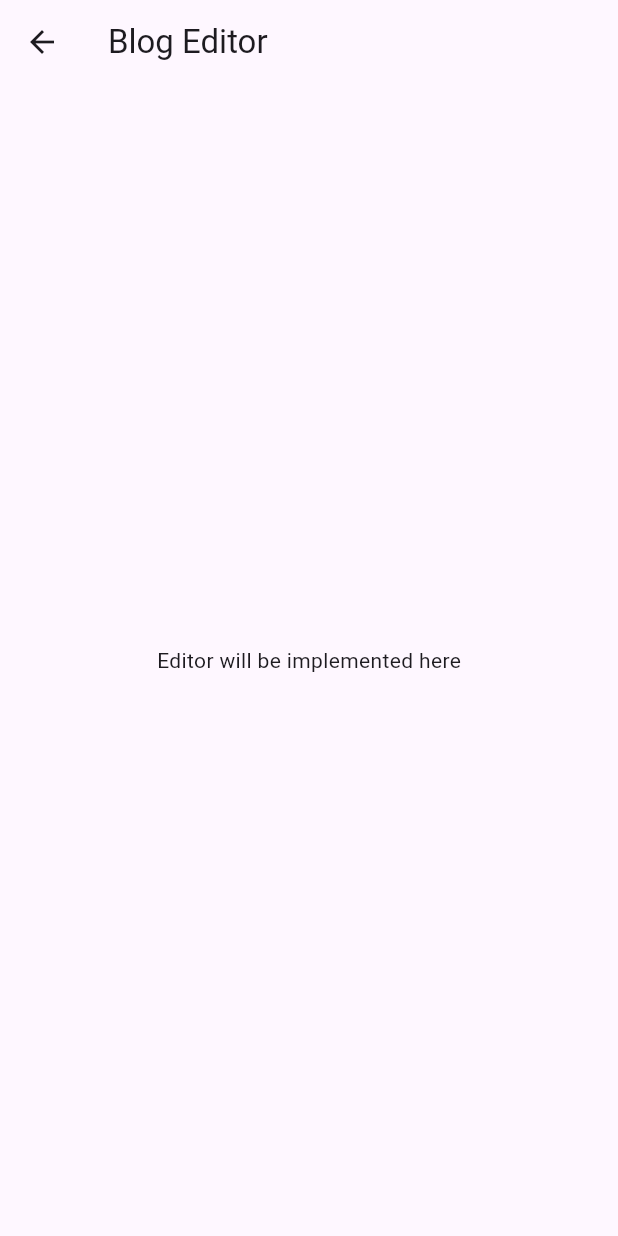
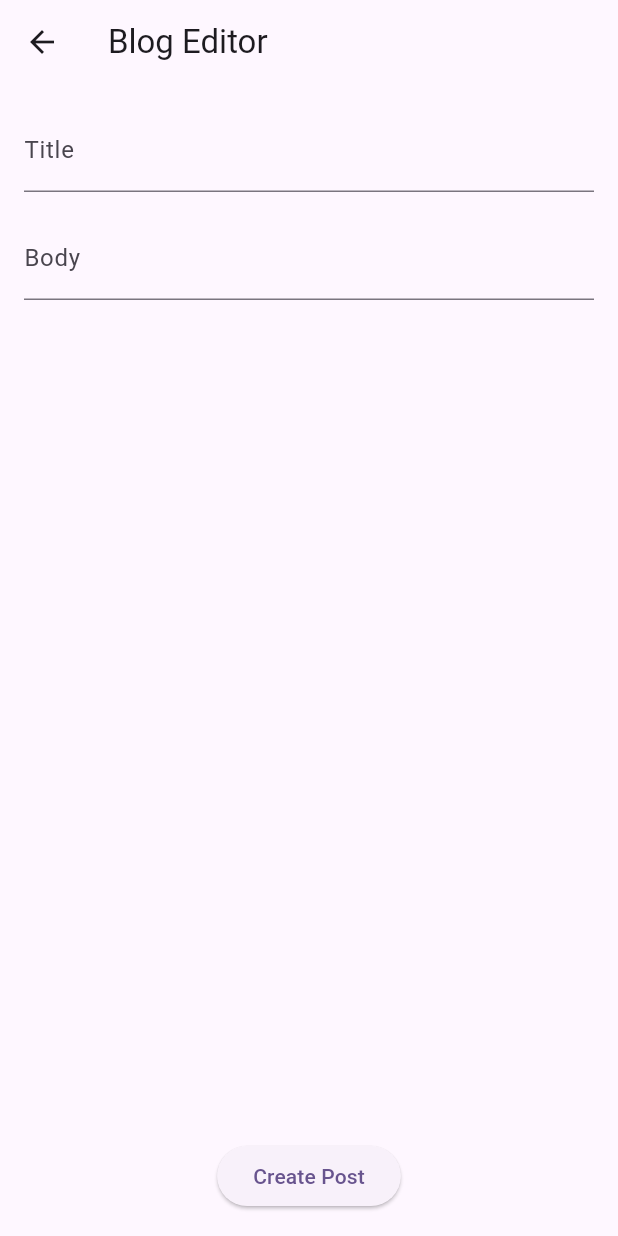
Before and after one commit to TukaWarrior/hftm_MobileComputing_Project_BlogProject, a Flutter app: the EditorView screen opened directly, on a phone screen of 412 x 824 dp. Run offline on Flutter 3.47's test engine with Material 3 defaults, Android fonts, the phone set to English and light mode, and no system bars.

Commit message:
Update editor.dart, added text editing field for title and content of blogpost

```diff
--- a/lib/view/editor.dart
+++ b/lib/view/editor.dart
@@ -1,7 +1,16 @@
 import 'package:flutter/material.dart';
+import 'package:blog_project/models/blog_post.dart'; // Import BlogPost
 
-class EditorView extends StatelessWidget {
+class EditorView extends StatefulWidget {
   const EditorView({super.key});
+
+  @override
+  State<EditorView> createState() => _EditorViewState();
+}
+
+class _EditorViewState extends State<EditorView> {
+  final titleController = TextEditingController();
+  final textController = TextEditingController();
 
   @override
   Widget build(BuildContext context) {
@@ -9,8 +18,43 @@ class EditorView extends StatelessWidget {
       appBar: AppBar(
         title: const Text('Blog Editor'),
       ),
-      body: const Center(
-        child: Text('Editor will be implemented here'),
+      body: Padding(
+        padding: const EdgeInsets.all(16.0),
+        child: Column(
+          children: [
+            TextField(
+              controller: titleController,
+              decoration: const InputDecoration(
+                labelText: 'Title',
+              ),
+            ),
+            const SizedBox(height: 16),
+            Expanded(
+              child: TextField(
+                controller: textController,
+                maxLines: null, // Allow multiple lines for the body text
+                decoration: const InputDecoration(
+                  labelText: 'Body',
+                ),
+              ),
+            ),
+            const SizedBox(height: 16),
+            ElevatedButton(
+              onPressed: () {
+                // Create a new BlogPost object and navigate back
+                String title = titleController.text;
+                String text = textController.text;
+                String date = DateTime.now()
+                    .toString()
+                    .split(' ')
+                    .first; // Extract current date
+                BlogPost newPost = BlogPost(title, text, date);
+                Navigator.pop(context, newPost); // Pass created BlogPost back
+              },
+              child: const Text('Create Post'),
+            ),
+          ],
+        ),
       ),
     );
   }
```
